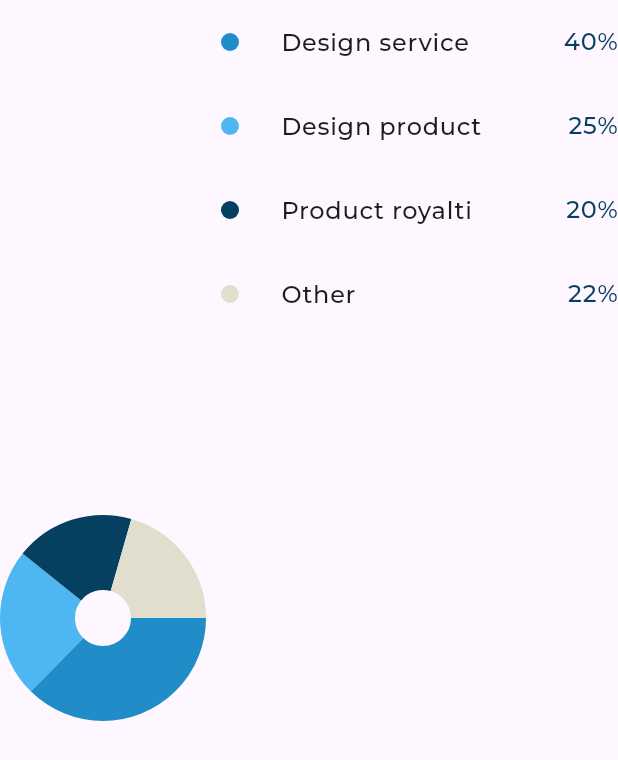
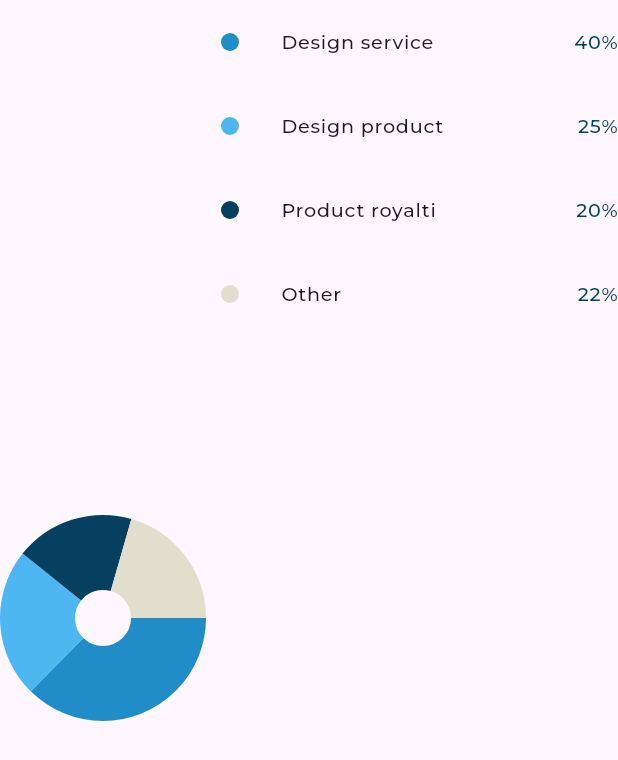
Before and after one commit to ahmedgamal826/responsive_dashboard, a Flutter app: the IncomeSectionBody widget shown alone on an empty page, opened directly, on a phone screen of 412 x 824 dp. Shown: the top 760 px of the screen. Run offline on Flutter 3.47's test engine with Material 3 defaults, Android fonts, the phone set to English and light mode, and no system bars; drawn by our look-alikes of fl_chart; our stand-ins replace expandable_page_view, flutter_svg; project files that could hold a hidden picture were left out.

Commit message:
"Updated AppStyles to use responsive font sizes, added getResponsiveText and getScaleFactor functions, and modified IncomeSectionBody to include a DetailedIcomeChart widget for desktop layouts."

```diff
--- a/lib/utils/app_styles.dart
+++ b/lib/utils/app_styles.dart
@@ -1,72 +1,120 @@
+import 'package:flutter/foundation.dart';
 import 'package:flutter/material.dart';
+import 'package:responsive_dash_board/utils/sized_config_class.dart';
 
 abstract class AppStyles {
-  static TextStyle Regular16 = const TextStyle(
-    fontSize: 16,
+  static TextStyle Regular16 = TextStyle(
+    fontSize: getResponsiveText(fontSize: 16),
     fontFamily: 'Montserrat',
     fontWeight: FontWeight.w400,
   );
 
-  static TextStyle Bold16 = const TextStyle(
-    color: Color(0xFF4EB7F2),
-    fontSize: 16,
+  static TextStyle Bold16 = TextStyle(
+    color: const Color(0xFF4EB7F2),
+    fontSize: getResponsiveText(fontSize: 16),
     fontFamily: 'Montserrat',
     fontWeight: FontWeight.w700,
   );
 
-  static TextStyle Medium16 = const TextStyle(
-    color: Color(0xFF064061),
-    fontSize: 16,
+  static TextStyle Medium16 = TextStyle(
+    color: const Color(0xFF064061),
+    fontSize: getResponsiveText(fontSize: 16),
     fontFamily: 'Montserrat',
     fontWeight: FontWeight.w500,
   );
 
-  static TextStyle Medium20 = const TextStyle(
-    color: Color(0xFFFFFFFF),
-    fontSize: 20,
+  static TextStyle Medium20 = TextStyle(
+    color: const Color(0xFFFFFFFF),
+    fontSize: getResponsiveText(fontSize: 20),
     fontFamily: 'Montserrat',
     fontWeight: FontWeight.w500,
   );
 
-  static TextStyle SemiBold16 = const TextStyle(
-    color: Color(0xFF064061),
-    fontSize: 16,
+  static TextStyle SemiBold16 = TextStyle(
+    color: const Color(0xFF064061),
+    fontSize: getResponsiveText(fontSize: 16),
     fontFamily: 'Montserrat',
     fontWeight: FontWeight.w600,
   );
 
-  static TextStyle SemiBold20 = const TextStyle(
-    color: Color(0xFF064061),
-    fontSize: 20,
+  static TextStyle SemiBold20 = TextStyle(
+    color: const Color(0xFF064061),
+    fontSize: getResponsiveText(fontSize: 20),
     fontFamily: 'Montserrat',
     fontWeight: FontWeight.w600,
   );
 
-  static TextStyle Regular12 = const TextStyle(
-    color: Color(0xFFAAAAAA),
-    fontSize: 12,
+  static TextStyle Regular12 = TextStyle(
+    color: const Color(0xFFAAAAAA),
+    fontSize: getResponsiveText(fontSize: 12),
     fontFamily: 'Montserrat',
     fontWeight: FontWeight.w400,
   );
 
-  static TextStyle SemiBold24 = const TextStyle(
-    color: Color(0xFF4EB7F2),
-    fontSize: 24,
+  static TextStyle SemiBold24 = TextStyle(
+    color: const Color(0xFF4EB7F2),
+    fontSize: getResponsiveText(fontSize: 24),
     fontFamily: 'Montserrat',
     fontWeight: FontWeight.w600,
   );
 
-  static TextStyle Regular14 = const TextStyle(
-    color: Color(0xFFAAAAAA),
-    fontSize: 14,
+  static TextStyle Regular14 = TextStyle(
+    color: const Color(0xFFAAAAAA),
+    fontSize: getResponsiveText(fontSize: 14),
     fontFamily: 'Montserrat',
     fontWeight: FontWeight.w400,
   );
 
-  static TextStyle SemiBold18 = const TextStyle(
-    color: Color(0xFFFFFFFF),
-    fontSize: 18,
+  static TextStyle SemiBold18 = TextStyle(
+    color: const Color(0xFFFFFFFF),
+    fontSize: getResponsiveText(fontSize: 18),
     fontFamily: 'Montserrat',
     fontWeight: FontWeight.w600,
   );
 }
+
+// ****** Platforms Width ******
+// (1) Mobile ==> 400     (0 ====> 400  ====> 600)
+// (2) Tablet ==> 700     (600 ====> 700  ====> 900)
+// (3) Desktop ==> 1000   (900 ====> 1000  ====> infinite)
+// **************************************
+// Steps for Responsive Text...
+// (1) scaleFactor = (Screen width / platform width)  ==> percentage of increasing
+// (2) Resonsive FontSize = (Old FontSize * scaleFactor)
+// (3) (min, max) FontSize
+
+double getResponsiveText({required double fontSize}) {
+  double scaleFactor = getScaleFactor();
+  double responsiveFontSize = fontSize * scaleFactor;
+
+  double lowerLimit = fontSize * 0.8; // 80 %
+  double upperLimit = fontSize * 1.2; // 120 %
+
+  print(
+      'Scale Factor = $scaleFactor  lowerLimit = $lowerLimit  upperLimit = $upperLimit responsiveFontSize = $responsiveFontSize');
+
+  return responsiveFontSize.clamp(lowerLimit, upperLimit);
+}
+
+double getScaleFactor() {
+  // double width = MediaQuery.sizeOf(context).width;
+
+  // the below way == (MediaQuery.sizeOf(context).width)
+
+  var dispatcher = PlatformDispatcher.instance;
+  var physicalWidth = dispatcher.views.first.physicalSize.width;
+  var devicePixelRatio = dispatcher.views.first.devicePixelRatio;
+
+  double width = physicalWidth / devicePixelRatio; // Screen Width
+
+  if (width < SizedConfigClass.tablet) // Mobile Layout
+  {
+    return width / 550;
+  } else if (width < SizedConfigClass.desktop) {
+    // Tablet Layout
+    return width / 1000;
+  } else {
+    // Desktop Layout
+    return width / 1500;
+  }
+}
--- a/lib/utils/sized_config_class.dart
+++ b/lib/utils/sized_config_class.dart
@@ -1,5 +1,5 @@
 class SizedConfigClass {
-  static const double desktop = 1100;
+  static const double desktop = 1150;
 
   static const double tablet = 800;
 
--- a/lib/widgets/income widgets/income_section.dart
+++ b/lib/widgets/income widgets/income_section.dart
@@ -1,6 +1,7 @@
 import 'package:flutter/material.dart';
 import 'package:responsive_dash_board/utils/sized_config_class.dart';
 import 'package:responsive_dash_board/widgets/custom_background_container.dart';
+import 'package:responsive_dash_board/widgets/income%20widgets/detailed_icome_chart.dart';
 import 'package:responsive_dash_board/widgets/income%20widgets/income_chart.dart';
 import 'package:responsive_dash_board/widgets/income%20widgets/income_item.dart';
 import 'package:responsive_dash_board/widgets/income%20widgets/income_section_header.dart';
@@ -33,7 +34,12 @@ class IncomeSectionBody extends StatelessWidget {
   Widget build(BuildContext context) {
     double width = MediaQuery.of(context).size.width;
     return width >= SizedConfigClass.desktop && width < 1525
-        ? const SizedBox() /////////////////
+        ? const Expanded(
+            child: Padding(
+              padding: EdgeInsets.all(16),
+              child: DetailedIcomeChart(),
+            ),
+          )
         : Row(
             crossAxisAlignment: CrossAxisAlignment.center,
             children: [
```
Also changed, not shown: lib/widgets/income widgets/detailed_icome_chart.dart (added, +79 -0 lines).
